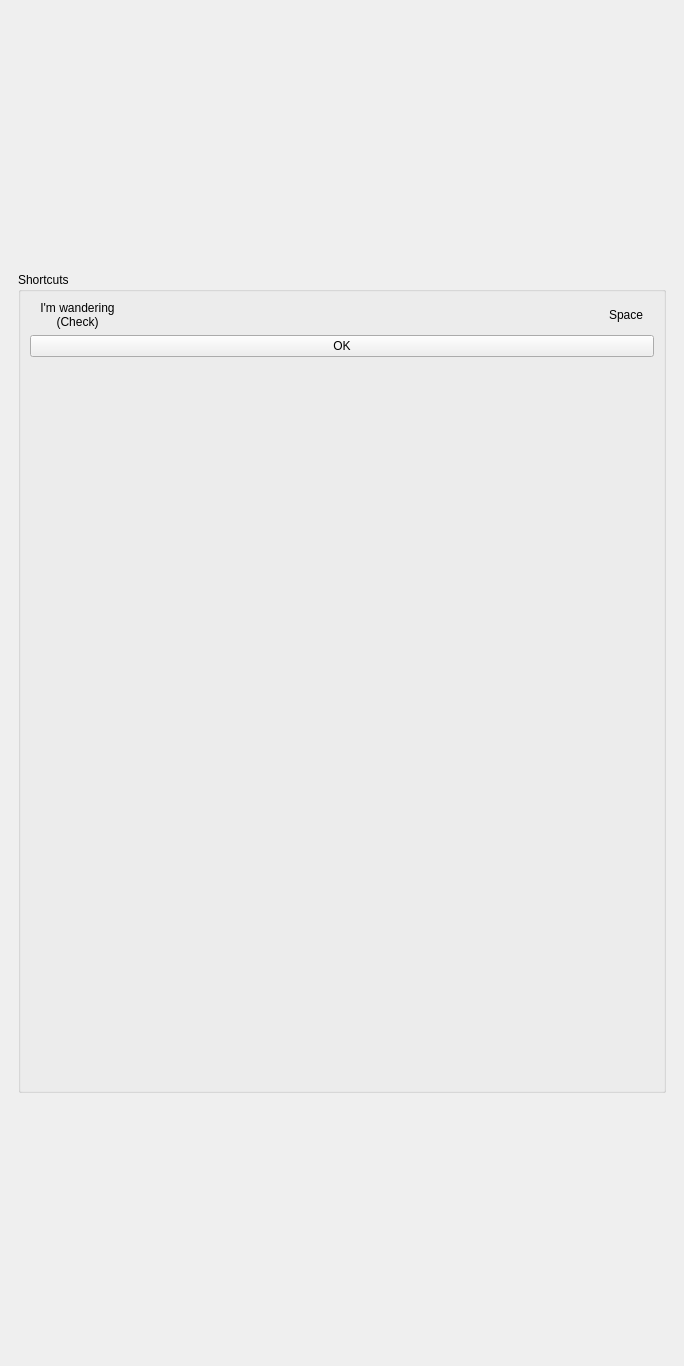
Above: ui/main.ui from DVL-Sejong/GazeTrackerGame before the change. Below: the same form after it.
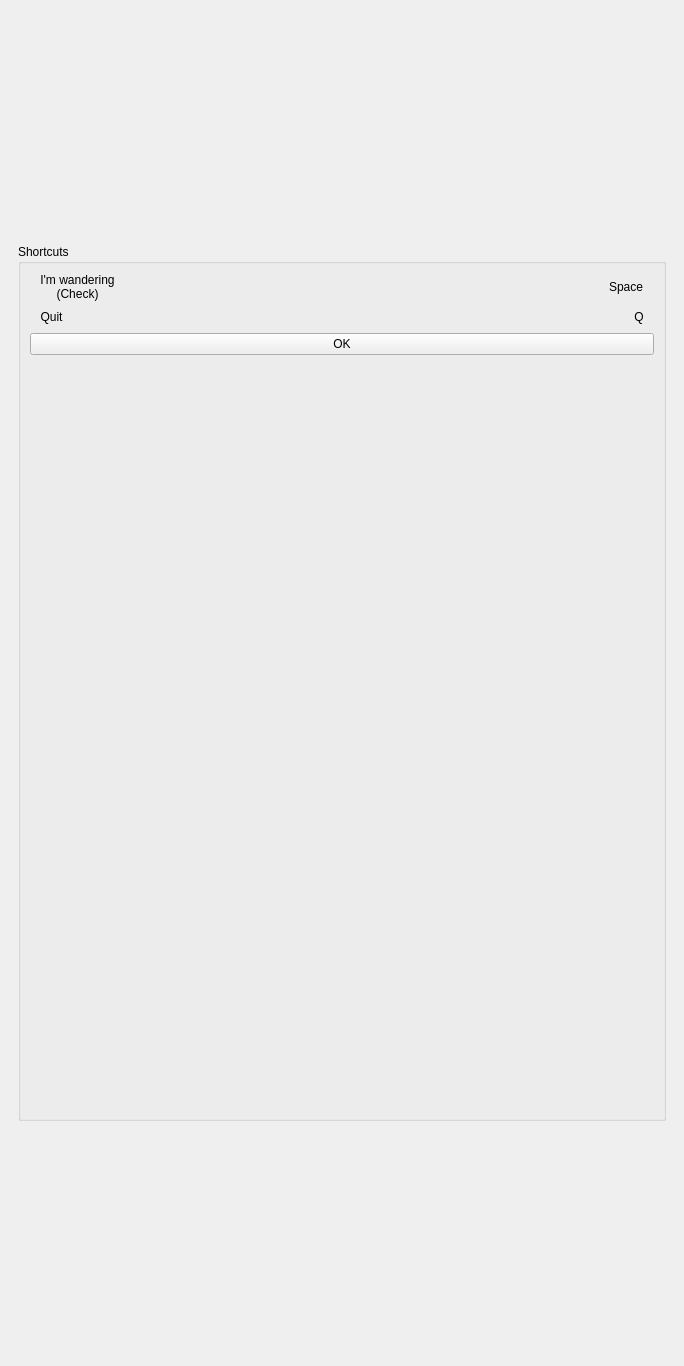
That is the form after the change. The open tabs and pages were chosen to show the change.

What changed in the file:
```diff
--- a/ui/main.ui
+++ b/ui/main.ui
@@ -36,7 +36,7 @@
        </sizepolicy>
       </property>
       <property name="currentIndex">
-       <number>0</number>
+       <number>1</number>
       </property>
       <widget class="QWidget" name="page_main">
        <layout class="QVBoxLayout" name="verticalLayout">
@@ -234,6 +234,13 @@
              </item>
             </layout>
            </item>
+           <item>
+            <widget class="QPushButton" name="pushButton_board">
+             <property name="text">
+              <string>Randomize</string>
+             </property>
+            </widget>
+           </item>
            <item>
             <widget class="QGroupBox" name="box_board">
              <property name="title">
@@ -608,6 +615,13 @@
                 </item>
                </layout>
               </item>
+              <item>
+               <widget class="QPushButton" name="pushButton_sequence">
+                <property name="text">
+                 <string>Randomize</string>
+                </property>
+               </widget>
+              </item>
              </layout>
             </widget>
            </item>
@@ -778,6 +792,49 @@
                </item>
               </layout>
              </item>
+             <item>
+              <layout class="QHBoxLayout" name="horizontalLayout_13">
+               <property name="leftMargin">
+                <number>10</number>
+               </property>
+               <property name="rightMargin">
+                <number>10</number>
+               </property>
+               <item>
+                <widget class="QLabel" name="label_2">
+                 <property name="text">
+                  <string>Quit</string>
+                 </property>
+                 <property name="alignment">
+                  <set>Qt::AlignCenter</set>
+                 </property>
+                </widget>
+               </item>
+               <item>
+                <spacer name="horizontalSpacer_6">
+                 <property name="orientation">
+                  <enum>Qt::Horizontal</enum>
+                 </property>
+                 <property name="sizeHint" stdset="0">
+                  <size>
+                   <width>40</width>
+                   <height>20</height>
+                  </size>
+                 </property>
+                </spacer>
+               </item>
+               <item>
+                <widget class="QLabel" name="label">
+                 <property name="text">
+                  <string>Q</string>
+                 </property>
+                 <property name="alignment">
+                  <set>Qt::AlignCenter</set>
+                 </property>
+                </widget>
+               </item>
+              </layout>
+             </item>
              <item>
               <widget class="QPushButton" name="pushButton_ok">
                <property name="text">
```
